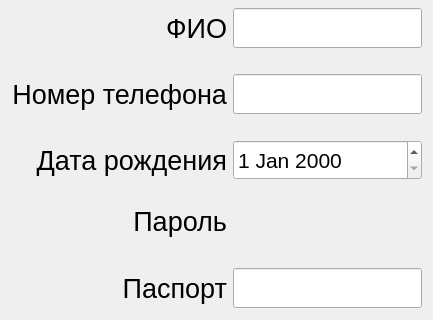
Old version of the form registrationform.ui in the repository elllymAn/bysto_prosto; both pictures show x 0 to 433 and y 206 to 526 of the 433 by 643 pixel window.
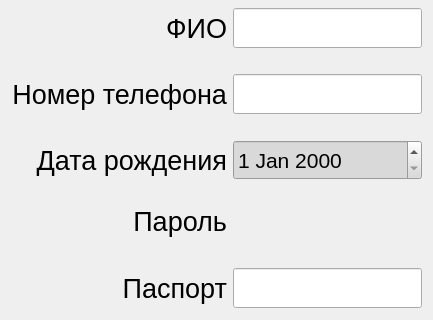
New version of the form.

```diff
--- a/registrationform.ui
+++ b/registrationform.ui
@@ -205,6 +205,12 @@
          <pointsize>16</pointsize>
         </font>
        </property>
+       <property name="styleSheet">
+        <string notr="true">QDateEdit
+{
+	background-color: rgb(217, 217, 217);
+}</string>
+       </property>
       </widget>
      </item>
      <item row="5" column="2" colspan="2">
```
